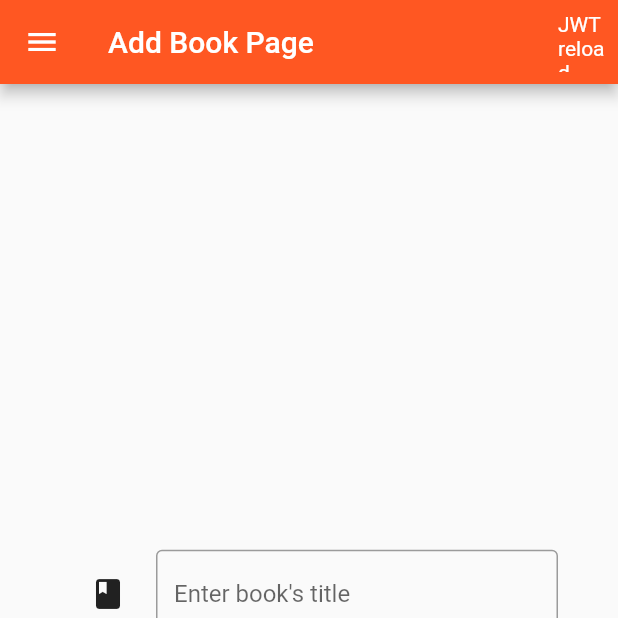
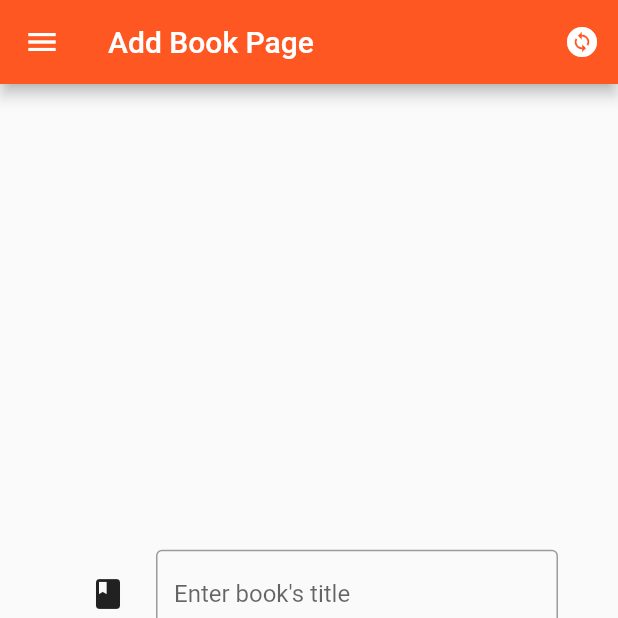
Before and after one commit to MatteoMarcoM/Progetto_PDMIU, a Flutter app: the UserAddBookPage screen opened directly, on a phone screen of 412 x 824 dp, the top half of it. Run offline on Flutter 3.47's test engine with Material 2 defaults, Android fonts, the phone set to English and light mode, and no system bars; network calls fail.

Commit message:
last commit for this branch

```diff
--- a/lib/pages/userPages/userAddBookPage.dart
+++ b/lib/pages/userPages/userAddBookPage.dart
@@ -21,7 +21,7 @@ class UserAddBookPage extends StatelessWidget {
                 // setstate o ref.watch?
                 user.loginJWT();
               },
-              icon: const Text('JWT reload')),
+              icon: const Icon(Icons.change_circle)),
         ],
       ),
       body: Container(
```
